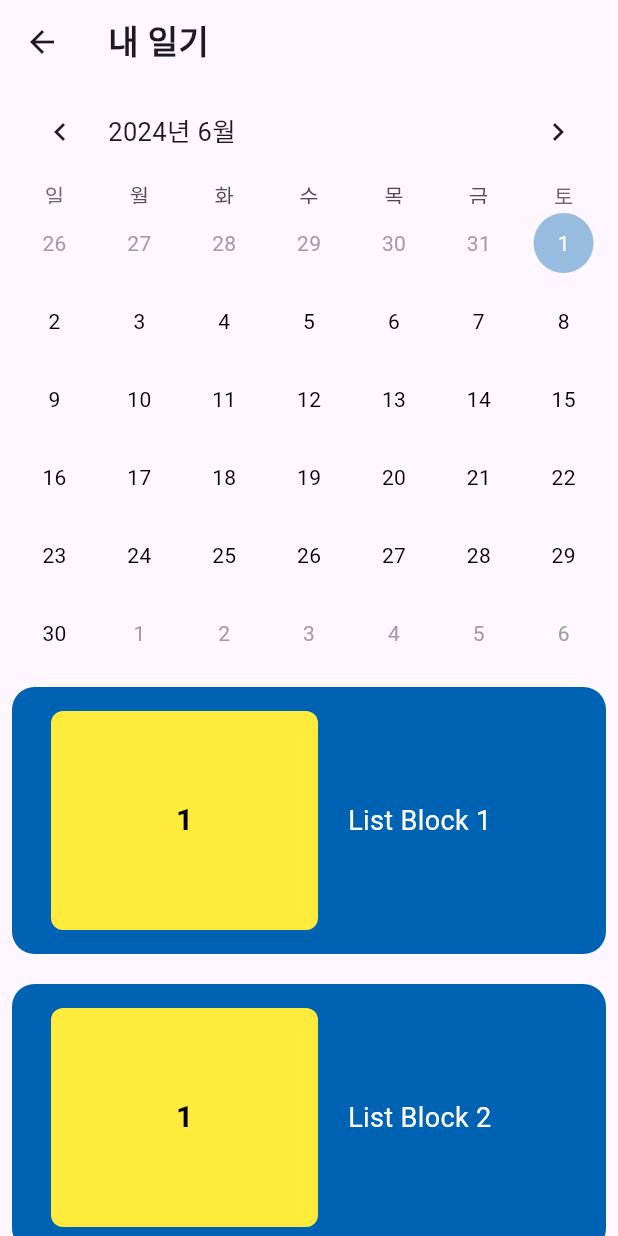
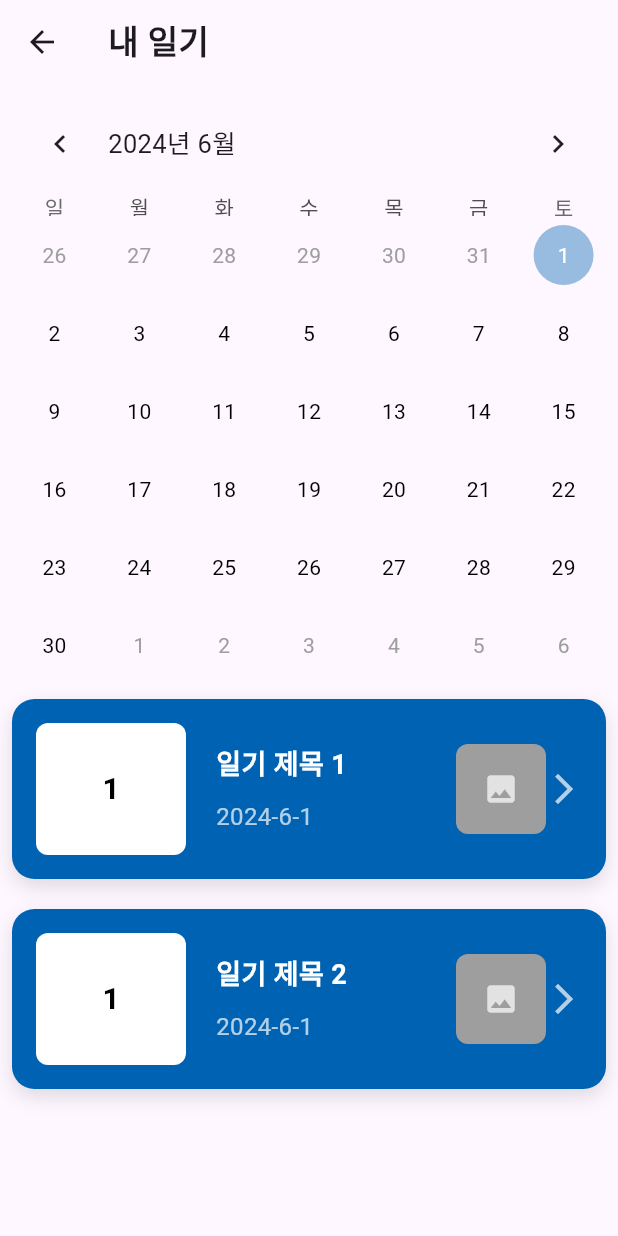
Before and after one commit to sssanghn/Emodi-Flutter-Application, a Flutter app: the CalendarPage screen opened directly, on a phone screen of 412 x 824 dp. Run offline on Flutter 3.47's test engine with Material 3 defaults, Android fonts, the phone set to English and light mode, and no system bars; drawn by our look-alikes of table_calendar; our stand-ins replace cached_network_image, carousel_slider, expandable_text, image_picker, page_transition, pie_chart and 1 more.

Commit message:
calendar listview update

```diff
--- a/lib/widgets/calendar.dart
+++ b/lib/widgets/calendar.dart
@@ -40,18 +40,24 @@ class ListBlock extends StatelessWidget {
         decoration: BoxDecoration(
           color: color,
           borderRadius: BorderRadius.circular(15),
+          boxShadow: [
+            BoxShadow(
+              color: Colors.black12,
+              blurRadius: 10,
+              offset: Offset(0, 5),
+            ),
+          ],
         ),
         padding: const EdgeInsets.all(16.0),
-        height: 178,
+        height: 120,
         child: Row(
           mainAxisAlignment: MainAxisAlignment.start,
           children: [
-            SizedBox(width: 10),
             Container(
-              width: 178,
-              height: 178,
+              width: 100,
+              height: 100,
               decoration: BoxDecoration(
-                color: Colors.yellow,
+                color: Colors.white,
                 borderRadius: BorderRadius.circular(8),
               ),
               child: Center(
@@ -67,10 +73,49 @@ class ListBlock extends StatelessWidget {
             ),
             SizedBox(width: 20),
             Expanded(
-              child: Text(
+              child: Column(
+                crossAxisAlignment: CrossAxisAlignment.start,
+                mainAxisAlignment: MainAxisAlignment.center,
+                children: [
+                  Text(
                     text,
-                style: TextStyle(color: Colors.white, fontSize: 18),
+                    style: TextStyle(
+                      color: Colors.white,
+                      fontSize: 18,
+                      fontWeight: FontWeight.bold,
                     ),
+                  ),
+                  SizedBox(height: 10),
+                  Text(
+                    selectedDay != null
+                        ? '${selectedDay!.year}-${selectedDay!.month}-${selectedDay!.day}'
+                        : '',
+                    style: TextStyle(
+                      color: Colors.white70,
+                      fontSize: 16,
+                    ),
+                  ),
+                ],
+              ),
+            ),
+            SizedBox(width: 10), // 이미지 컨테이너와 화살표 사이 간격
+            Container(
+              width: 60, // 이미지 컨테이너 너비
+              height: 60, // 이미지 컨테이너 높이
+              decoration: BoxDecoration(
+                color: Colors.grey, // 임시로 회색 배경 사용
+                borderRadius: BorderRadius.circular(8),
+              ),
+              child: Center(
+                child: Icon(
+                  Icons.image,
+                  color: Colors.white70,
+                ), // 이미지가 들어갈 위치 표시
+              ),
+            ),
+            Icon(
+              Icons.arrow_forward_ios,
+              color: Colors.white70,
             ),
           ],
         ),
@@ -94,12 +139,12 @@ class _CalendarPageState extends State<CalendarPage> {
   final List<ListBlockData> _listBlockData = [
     ListBlockData(
       color: Constants.primaryColor,
-      text: 'List Block 1',
+      text: '일기 제목 1',
       selectedDay: DateTime.now(),
     ),
     ListBlockData(
       color: Constants.primaryColor,
-      text: 'List Block 2',
+      text: '일기 제목 2',
       selectedDay: DateTime.now(),
     ),
   ];
@@ -124,7 +169,7 @@ class _CalendarPageState extends State<CalendarPage> {
     ),
     body: SingleChildScrollView(
     child: Padding(
-          padding: EdgeInsets.only(left: 8.0, right: 8.0, bottom: 8.0),
+    padding: EdgeInsets.all(8.0),
     child: Column(
     children: [
     TableCalendar(
@@ -151,7 +196,7 @@ class _CalendarPageState extends State<CalendarPage> {
     defaultBuilder: (context, day, focusedDay) {
     return Center(
     child: Text(
-                    '${day.day}', // '일'을 붙이지 않고 숫자만 표시
+    '${day.day}',
     style: TextStyle(color: Colors.black),
     ),
     );
@@ -167,7 +212,7 @@ class _CalendarPageState extends State<CalendarPage> {
     height: 40,
     child: Center(
     child: Text(
-                        '${day.day}', // '일'을 붙이지 않고 숫자만 표시
+    '${day.day}',
     style: TextStyle(color: Colors.white),
     ),
     ),
@@ -185,7 +230,7 @@ class _CalendarPageState extends State<CalendarPage> {
     height: 40,
     child: Center(
     child: Text(
-                        '${day.day}', // '일'을 붙이지 않고 숫자만 표시
+    '${day.day}',
     style: TextStyle(color: Colors.white),
     ),
     ),
@@ -195,16 +240,16 @@ class _CalendarPageState extends State<CalendarPage> {
     outsideBuilder: (context, day, focusedDay) {
     return Center(
     child: Text(
-                    '${day.day}', // '일'을 붙이지 않고 숫자만 표시
-                    style: TextStyle(color: Colors.grey), // 다른 달의 날짜는 회색으로 표시
+    '${day.day}',
+    style: TextStyle(color: Colors.grey),
     ),
     );
     },
     disabledBuilder: (context, day, focusedDay) {
     return Center(
     child: Text(
-                    '${day.day}', // '일'을 붙이지 않고 숫자만 표시
-                    style: TextStyle(color: Colors.grey), // 비활성화된 날짜는 회색으로 표시
+    '${day.day}',
+    style: TextStyle(color: Colors.grey),
     ),
     );
     },
--- a/lib/widgets/popup_page.dart
+++ b/lib/widgets/popup_page.dart
@@ -63,7 +63,7 @@ class _PopUpPageState extends State<PopUpPage> {
                 ),
                 SizedBox(height: 0),
                 Text(
-                  'ETRI@hanyang.ac.kr', // This can be changed to dynamically use a value if required
+                  '${widget.friendName}@hanyang.ac.kr',
                   style: TextStyle(
                     fontSize: 14,
                     color: Colors.grey[600],
--- a/pubspec.yaml
+++ b/pubspec.yaml
@@ -30,7 +30,7 @@ environment:
 dependencies:
   flutter:
     sdk: flutter
-  intl: ^0.19.0
+  intl: ^0.18.1
   # The following adds the Cupertino Icons font to your application.
   # Use with the CupertinoIcons class for iOS style icons.
   cupertino_icons: ^1.0.2
```
Also changed, not shown: pubspec.lock. Lines whose indentation alone changed are shown as unchanged.
